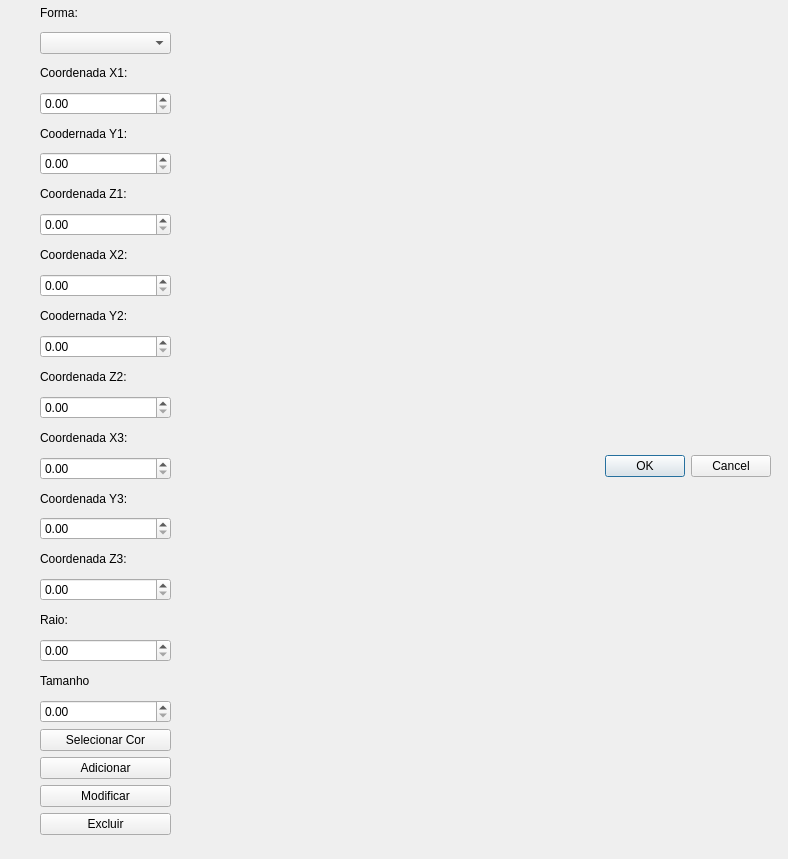
First picture: the form in gerenciadorobjetosdialog.ui, repository WallaceJunior14/Visualizador_3D, before the edit.
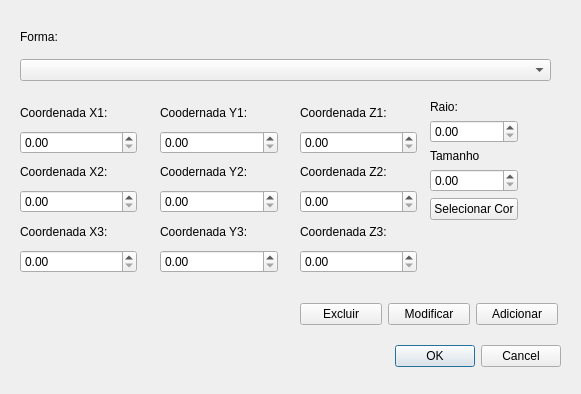
Second picture: the form after the edit.

Commit message: Ajustado layout tela e criado tela para formas

Diff of the .ui file:
```diff
--- a/gerenciadorobjetosdialog.ui
+++ b/gerenciadorobjetosdialog.ui
@@ -6,8 +6,8 @@
    <rect>
     <x>0</x>
     <y>0</y>
-    <width>788</width>
-    <height>859</height>
+    <width>581</width>
+    <height>394</height>
    </rect>
   </property>
   <property name="windowTitle">
@@ -16,9 +16,9 @@
   <widget class="QDialogButtonBox" name="buttonBox">
    <property name="geometry">
     <rect>
-     <x>430</x>
-     <y>450</y>
-     <width>341</width>
+     <x>380</x>
+     <y>340</y>
+     <width>181</width>
      <height>32</height>
     </rect>
    </property>
@@ -32,13 +32,46 @@
   <widget class="QWidget" name="layoutWidget">
    <property name="geometry">
     <rect>
-     <x>40</x>
-     <y>0</y>
-     <width>131</width>
-     <height>835</height>
+     <x>300</x>
+     <y>300</y>
+     <width>258</width>
+     <height>29</height>
     </rect>
    </property>
-   <layout class="QVBoxLayout" name="verticalLayout">
+   <layout class="QHBoxLayout" name="horizontalLayout">
+    <item>
+     <widget class="QPushButton" name="btnExcluirForma">
+      <property name="text">
+       <string>Excluir</string>
+      </property>
+     </widget>
+    </item>
+    <item>
+     <widget class="QPushButton" name="btnModificarForma">
+      <property name="text">
+       <string>Modificar</string>
+      </property>
+     </widget>
+    </item>
+    <item>
+     <widget class="QPushButton" name="btnDesenhar">
+      <property name="text">
+       <string>Adicionar</string>
+      </property>
+     </widget>
+    </item>
+   </layout>
+  </widget>
+  <widget class="QWidget" name="">
+   <property name="geometry">
+    <rect>
+     <x>20</x>
+     <y>20</y>
+     <width>531</width>
+     <height>61</height>
+    </rect>
+   </property>
+   <layout class="QVBoxLayout" name="verticalLayout_2">
     <item>
      <widget class="QLabel" name="lblForma">
       <property name="text">
@@ -49,6 +82,18 @@
     <item>
      <widget class="QComboBox" name="comboFormas"/>
     </item>
+   </layout>
+  </widget>
+  <widget class="QWidget" name="">
+   <property name="geometry">
+    <rect>
+     <x>20</x>
+     <y>100</y>
+     <width>117</width>
+     <height>173</height>
+    </rect>
+   </property>
+   <layout class="QVBoxLayout" name="verticalLayout_5">
     <item>
      <widget class="QLabel" name="lblCoordenadaX1">
       <property name="text">
@@ -63,30 +108,6 @@
       </property>
      </widget>
     </item>
-    <item>
-     <widget class="QLabel" name="lblCoordenadaY1">
-      <property name="text">
-       <string>Coodernada Y1:</string>
-      </property>
-     </widget>
-    </item>
-    <item>
-     <widget class="QDoubleSpinBox" name="spinY1">
-      <property name="maximum">
-       <double>600.000000000000000</double>
-      </property>
-     </widget>
-    </item>
-    <item>
-     <widget class="QLabel" name="lblCoordenadaZ1">
-      <property name="text">
-       <string>Coordenada Z1:</string>
-      </property>
-     </widget>
-    </item>
-    <item>
-     <widget class="QDoubleSpinBox" name="spinZ1"/>
-    </item>
     <item>
      <widget class="QLabel" name="lblCoordenadaX2">
       <property name="text">
@@ -101,30 +122,6 @@
       </property>
      </widget>
     </item>
-    <item>
-     <widget class="QLabel" name="lblCoordenadaY2">
-      <property name="text">
-       <string>Coodernada Y2:</string>
-      </property>
-     </widget>
-    </item>
-    <item>
-     <widget class="QDoubleSpinBox" name="spinY2">
-      <property name="maximum">
-       <double>600.000000000000000</double>
-      </property>
-     </widget>
-    </item>
-    <item>
-     <widget class="QLabel" name="lblCoordenadaZ2">
-      <property name="text">
-       <string>Coordenada Z2:</string>
-      </property>
-     </widget>
-    </item>
-    <item>
-     <widget class="QDoubleSpinBox" name="spinZ2"/>
-    </item>
     <item>
      <widget class="QLabel" name="lblCoordenadaX3">
       <property name="enabled">
@@ -142,6 +139,46 @@
       </property>
      </widget>
     </item>
+   </layout>
+  </widget>
+  <widget class="QWidget" name="">
+   <property name="geometry">
+    <rect>
+     <x>160</x>
+     <y>100</y>
+     <width>118</width>
+     <height>173</height>
+    </rect>
+   </property>
+   <layout class="QVBoxLayout" name="verticalLayout_6">
+    <item>
+     <widget class="QLabel" name="lblCoordenadaY1">
+      <property name="text">
+       <string>Coodernada Y1:</string>
+      </property>
+     </widget>
+    </item>
+    <item>
+     <widget class="QDoubleSpinBox" name="spinY1">
+      <property name="maximum">
+       <double>600.000000000000000</double>
+      </property>
+     </widget>
+    </item>
+    <item>
+     <widget class="QLabel" name="lblCoordenadaY2">
+      <property name="text">
+       <string>Coodernada Y2:</string>
+      </property>
+     </widget>
+    </item>
+    <item>
+     <widget class="QDoubleSpinBox" name="spinY2">
+      <property name="maximum">
+       <double>600.000000000000000</double>
+      </property>
+     </widget>
+    </item>
     <item>
      <widget class="QLabel" name="lblCoordenadaY3">
       <property name="enabled">
@@ -159,6 +196,38 @@
       </property>
      </widget>
     </item>
+   </layout>
+  </widget>
+  <widget class="QWidget" name="">
+   <property name="geometry">
+    <rect>
+     <x>300</x>
+     <y>100</y>
+     <width>117</width>
+     <height>173</height>
+    </rect>
+   </property>
+   <layout class="QVBoxLayout" name="verticalLayout_7">
+    <item>
+     <widget class="QLabel" name="lblCoordenadaZ1">
+      <property name="text">
+       <string>Coordenada Z1:</string>
+      </property>
+     </widget>
+    </item>
+    <item>
+     <widget class="QDoubleSpinBox" name="spinZ1"/>
+    </item>
+    <item>
+     <widget class="QLabel" name="lblCoordenadaZ2">
+      <property name="text">
+       <string>Coordenada Z2:</string>
+      </property>
+     </widget>
+    </item>
+    <item>
+     <widget class="QDoubleSpinBox" name="spinZ2"/>
+    </item>
     <item>
      <widget class="QLabel" name="lblCoordenadaZ3">
       <property name="text">
@@ -169,57 +238,59 @@
     <item>
      <widget class="QDoubleSpinBox" name="spinZ3"/>
     </item>
+   </layout>
+  </widget>
+  <widget class="QWidget" name="">
+   <property name="geometry">
+    <rect>
+     <x>430</x>
+     <y>100</y>
+     <width>123</width>
+     <height>171</height>
+    </rect>
+   </property>
+   <layout class="QVBoxLayout" name="verticalLayout">
+    <property name="sizeConstraint">
+     <enum>QLayout::SizeConstraint::SetFixedSize</enum>
+    </property>
     <item>
-     <widget class="QLabel" name="lblRaio">
-      <property name="text">
-       <string>Raio:</string>
-      </property>
-     </widget>
+     <layout class="QVBoxLayout" name="verticalLayout_4">
+      <item>
+       <widget class="QLabel" name="lblRaio">
+        <property name="text">
+         <string>Raio:</string>
+        </property>
+       </widget>
+      </item>
+      <item>
+       <widget class="QDoubleSpinBox" name="spinRaio">
+        <property name="maximum">
+         <double>100.000000000000000</double>
+        </property>
+       </widget>
+      </item>
+     </layout>
     </item>
     <item>
-     <widget class="QDoubleSpinBox" name="spinRaio">
-      <property name="maximum">
-       <double>100.000000000000000</double>
-      </property>
-     </widget>
-    </item>
-    <item>
-     <widget class="QLabel" name="lblTamanho">
-      <property name="text">
-       <string>Tamanho</string>
-      </property>
-     </widget>
-    </item>
-    <item>
-     <widget class="QDoubleSpinBox" name="spinTamanho"/>
-    </item>
-    <item>
-     <widget class="QPushButton" name="btnCor">
-      <property name="text">
-       <string>Selecionar Cor</string>
-      </property>
-     </widget>
-    </item>
-    <item>
-     <widget class="QPushButton" name="btnDesenhar">
-      <property name="text">
-       <string>Adicionar</string>
-      </property>
-     </widget>
-    </item>
-    <item>
-     <widget class="QPushButton" name="btnModificarForma">
-      <property name="text">
-       <string>Modificar</string>
-      </property>
-     </widget>
-    </item>
-    <item>
-     <widget class="QPushButton" name="btnExcluirForma">
-      <property name="text">
-       <string>Excluir</string>
-      </property>
-     </widget>
+     <layout class="QVBoxLayout" name="verticalLayout_3">
+      <item>
+       <widget class="QLabel" name="lblTamanho">
+        <property name="text">
+         <string>Tamanho</string>
+        </property>
+       </widget>
+      </item>
+      <item>
+       <widget class="QDoubleSpinBox" name="spinTamanho"/>
+      </item>
+      <item>
+       <widget class="QPushButton" name="btnCor">
+        <property name="text">
+         <string>Selecionar Cor</string>
+        </property>
+       </widget>
+      </item>
+     </layout>
     </item>
    </layout>
   </widget>
```
Left out of the diff: 5 changed lines with no effect on the pictures. The commit also changes 20 other files.
